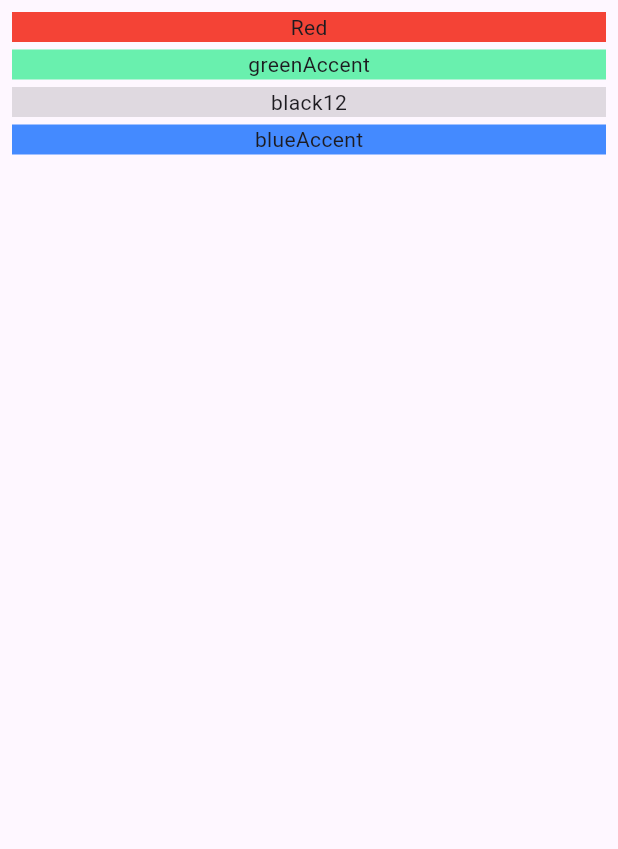
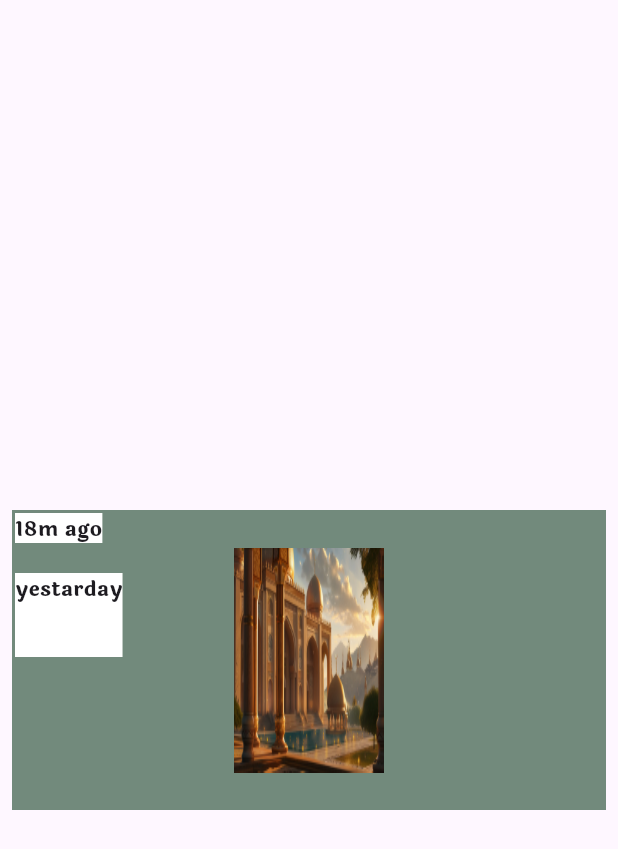
Before and after one commit to AmmarAgeeza/Up-Flutter-Round-3, a Flutter app: the screen it shows after launch, on a phone screen of 412 x 824 dp. Shown: the top 849 px of the screen. Run offline on Flutter 3.47's test engine with Material 3 defaults, Android fonts, the light colour scheme and no system bars.

Commit message:
flutter common widgets

```diff
--- /dev/null
+++ b/lib/flutter_common_widgets/flutter_common_widgets.dart
@@ -0,0 +1,95 @@
+import 'package:flutter/material.dart';
+
+class FlutterCommonWidgets extends StatelessWidget {
+  const FlutterCommonWidgets({super.key});
+
+  @override
+  Widget build(BuildContext context) {
+    return Scaffold(
+      appBar: AppBar(),
+      body: Center(
+        child: Padding(
+          padding: const EdgeInsets.all(8.0),
+          child: SizedBox(
+            height: 200,
+            child: Stack(
+              children: [
+                //backgorund
+                Container(
+                  height: 200,
+                  color: const Color(
+                    0xff728a7c,
+                  ),
+                ),
+                //text => 18 m ago
+                Align(
+                  alignment: Alignment.topLeft,
+                  child: Container(
+                    margin: const EdgeInsets.all(2.0),
+                    color: Colors.white,
+                    child: const Text('18m ago'),
+                  ),
+                ),
+                Positioned(
+                  bottom: 100,
+                  top: 40,
+                  // height: ,
+                  left: 0,
+                  child: Container(
+                    margin: const EdgeInsets.all(2.0),
+                    color: Colors.white,
+                    child: const Text('yestarday'),
+                  ),
+                ),
+                Align(
+                  alignment: Alignment.center,
+                  child: Image.asset(
+                    'assets/images/image.png',
+                    fit: BoxFit.fill,
+                    height: 150,
+                    width: 100,
+                  ),
+                ),
+              ],
+            ),
+          ),
+        ),
+      ),
+    );
+  }
+
+  Column expandedWidget() {
+    return Column(
+      children: [
+        Container(
+          height: 200,
+          color: Colors.red,
+          child: Column(
+            children: [
+              const Icon(Icons.call),
+              Expanded(child: Container(height: 50, color: Colors.blue)),
+              Expanded(
+                  flex: 3, child: Container(height: 150, color: Colors.green)),
+              const Text('sss'),
+            ],
+          ),
+        ),
+      ],
+    );
+  }
+
+  Center textStyle() {
+    return const Center(
+      child: Text(
+        'This is Text',
+        style: TextStyle(
+          fontSize: 45,
+        ),
+        // style:  GoogleFonts.lato(
+        //   fontSize: 30,
+        //   color:Colors.red
+        // ),
+      ),
+    );
+  }
+}
--- a/lib/main.dart
+++ b/lib/main.dart
@@ -1,5 +1,6 @@
 import 'package:flutter/material.dart';
 
+import 'flutter_common_widgets/flutter_common_widgets.dart';
 import 'flutter_scrollable_widgets/flutter_scrollable_widgets.dart';
 
 void main() {
@@ -13,10 +14,13 @@ class RootAppWidget extends StatelessWidget {
   @override
   Widget build(BuildContext context) {
     // print(counter++);
-    return const MaterialApp(
+    return  MaterialApp(
       debugShowCheckedModeBanner: false,
       title: 'Up Flutter Round 3',
-      home: FlutterScrollabeWidgets(),
+      theme:ThemeData(
+fontFamily: 'Laila',
+      ),
+      home: FlutterCommonWidgets(),
     );
   }
 }
```
Also changed, not shown: pubspec.yaml (+11 -6 lines), assets/fonts/Laila-Bold.ttf (added), assets/fonts/Laila-Light.ttf (added), assets/fonts/Laila-Medium.ttf (added), assets/fonts/Laila-Regular.ttf (added), assets/fonts/Laila-SemiBold.ttf (added), pubspec.lock, 1 other file.
